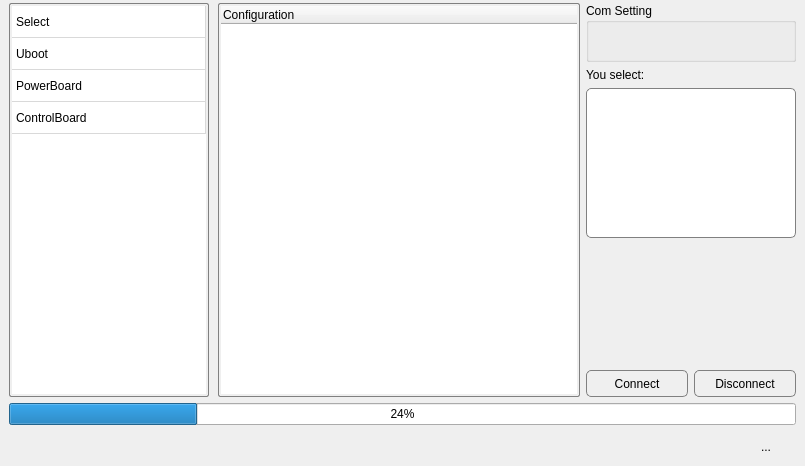
Qt form App/EpromManager/eprommanager.ui (tiangaomingjing/ServoDriveTech) before a commit.
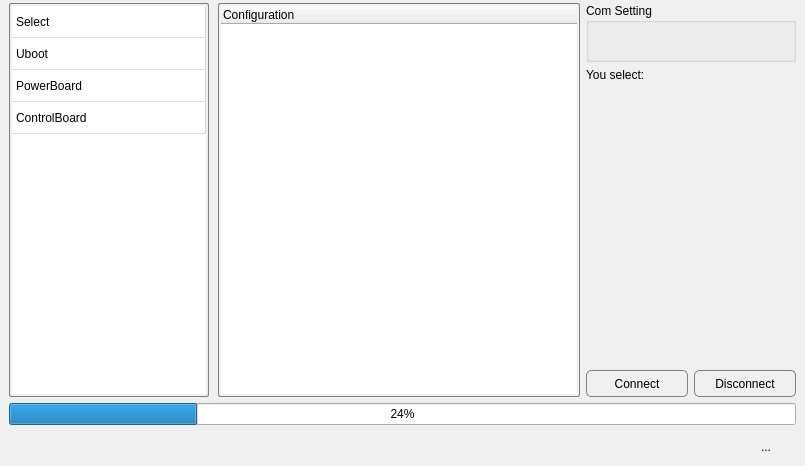
The same form after that commit. The open tabs and pages were chosen to show the change.

Diff of the .ui file:
```diff
--- a/App/EpromManager/eprommanager.ui
+++ b/App/EpromManager/eprommanager.ui
@@ -208,29 +208,7 @@
               </widget>
              </item>
              <item>
-              <widget class="QLabel" name="typeLabel">
-               <property name="sizePolicy">
-                <sizepolicy hsizetype="Fixed" vsizetype="Fixed">
-                 <horstretch>0</horstretch>
-                 <verstretch>0</verstretch>
-                </sizepolicy>
-               </property>
-               <property name="minimumSize">
-                <size>
-                 <width>0</width>
-                 <height>150</height>
-                </size>
-               </property>
-               <property name="maximumSize">
-                <size>
-                 <width>255</width>
-                 <height>16777215</height>
-                </size>
-               </property>
-               <property name="styleSheet">
-                <string notr="true">background-color: rgb(255, 255, 255);
-border:1px solid gray;</string>
-               </property>
+              <widget class="QLabel" name="label_Shown">
                <property name="text">
                 <string/>
                </property>
```
Left out of the diff: 2 changed lines with no effect on the pictures.
